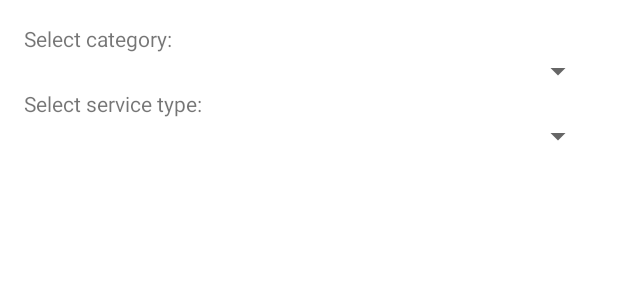
After one commit to teamOSC/dhodu-android, an Android app: the layout activity_rate_card.xml on its own in the app's theme, with its tools: preview values and no code run, on a phone screen of 412 x 824 dp. The commit adds this screen. Shown: the top 300 px of the screen. Run offline under Robolectric (Android 15) with nearby library versions, the phone set to English and light mode, and no system bars.

Commit message:
rate card

```diff
--- a/app/src/main/java/com/dhodu/android/MainActivity.java
+++ b/app/src/main/java/com/dhodu/android/MainActivity.java
@@ -142,6 +142,9 @@ public class MainActivity extends AppCompatActivity {
                                 Intent intent = new Intent(MainActivity.this, MyAddressesActivity.class);
                                 intent.setAction("addAddress");
                                 startActivity(intent);
+                                break;
+                            case R.id.nav_ratecard:
+                                startActivity(new Intent(MainActivity.this, RateCardActivity.class));
                                 break;
                             case R.id.nav_logout:
                                 ParseUser.logOutInBackground(new LogOutCallback() {
@@ -448,7 +451,7 @@ public class MainActivity extends AppCompatActivity {
             );
             if (pUser.getString("photo") != null)
                 Picasso.with(this).load(pUser.getString("photo")).placeholder(R.drawable.avatar_blank).into(profilePhoto);
-            if(pUser.getString("name") != null)
+            if (pUser.getString("name") != null)
                 profileName.setText(pUser.getString("name"));
             else
                 profileName.setOnClickListener(new View.OnClickListener() {
--- /dev/null
+++ b/app/src/main/res/layout/activity_rate_card.xml
@@ -0,0 +1,42 @@
+<LinearLayout xmlns:android="http://schemas.android.com/apk/res/android"
+    xmlns:tools="http://schemas.android.com/tools"
+    android:layout_width="match_parent"
+    android:layout_height="match_parent"
+    android:orientation="vertical"
+    android:paddingBottom="@dimen/activity_vertical_margin"
+    android:paddingLeft="@dimen/activity_horizontal_margin"
+    android:paddingRight="@dimen/activity_horizontal_margin"
+    android:paddingTop="@dimen/activity_vertical_margin"
+    tools:context="com.dhodu.android.RateCardActivity">
+
+    <TextView
+        android:layout_width="wrap_content"
+        android:layout_height="wrap_content"
+        android:text="Select category:"
+        android:id="@+id/textView2" />
+
+    <Spinner
+        android:id="@+id/category"
+        android:layout_width="match_parent"
+        android:layout_height="wrap_content" />
+
+    <TextView
+        android:layout_width="wrap_content"
+        android:layout_height="wrap_content"
+        android:text="Select service type:"
+        android:id="@+id/textView3" />
+
+    <Spinner
+        android:id="@+id/service_type"
+        android:layout_width="match_parent"
+        android:layout_height="wrap_content" />
+
+    <android.support.v7.widget.RecyclerView
+        android:id="@+id/recycler_view"
+        android:layout_width="match_parent"
+        android:layout_height="match_parent"
+        android:clipToPadding="false"
+        android:paddingBottom="10dp"
+        android:paddingTop="10dp" />
+
+</LinearLayout>
--- a/app/src/main/res/values/strings.xml
+++ b/app/src/main/res/values/strings.xml
@@ -20,4 +20,5 @@
     <string name="hello_blank_fragment">Hello blank fragment</string>
     <string name="title_activity_splash">SplashActivity</string>
     <string name="title_activity_my_addresses">MyAddressesActivity</string>
+    <string name="title_activity_rate_card">RateCardActivity</string>
 </resources>
```
Also changed, not shown: app/src/main/AndroidManifest.xml (+10 -3 lines), app/src/main/java/com/dhodu/android/RateCardActivity.java (added, +99 -0 lines), app/src/main/java/com/dhodu/android/RateCardAdapter.java (added, +65 -0 lines), app/src/main/res/layout/item_rate_card.xml (added, +18 -0 lines), app/src/main/res/menu/drawer_menu.xml (+4 -8 lines), app/src/main/res/drawable-xhdpi/ic_account_balance_wallet_black_48dp.png (deleted).
